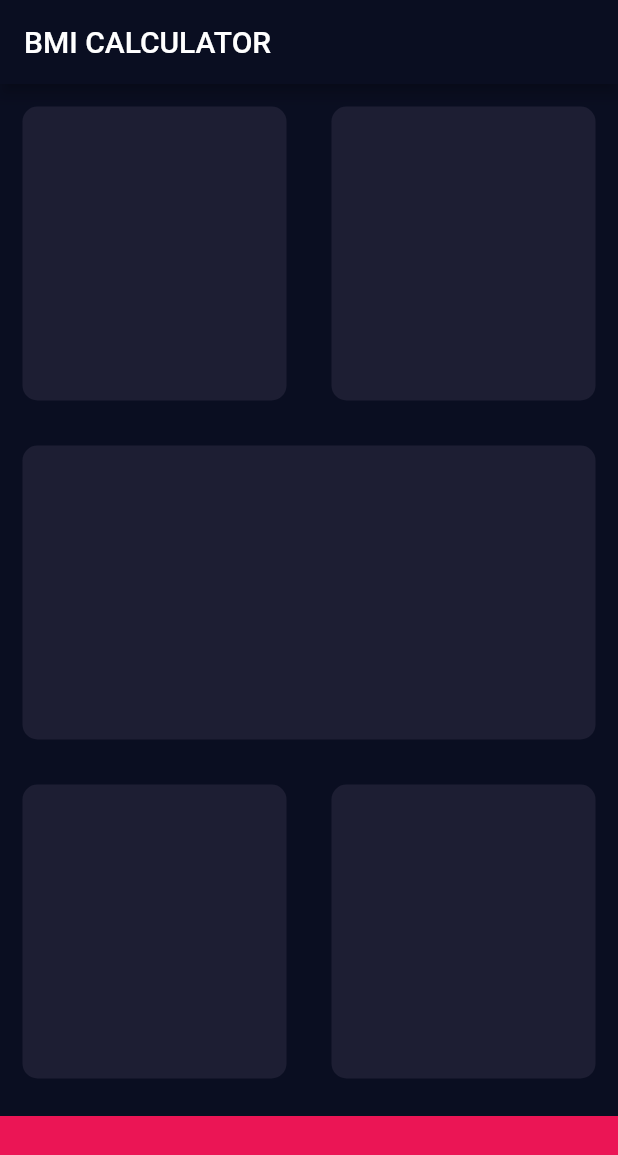
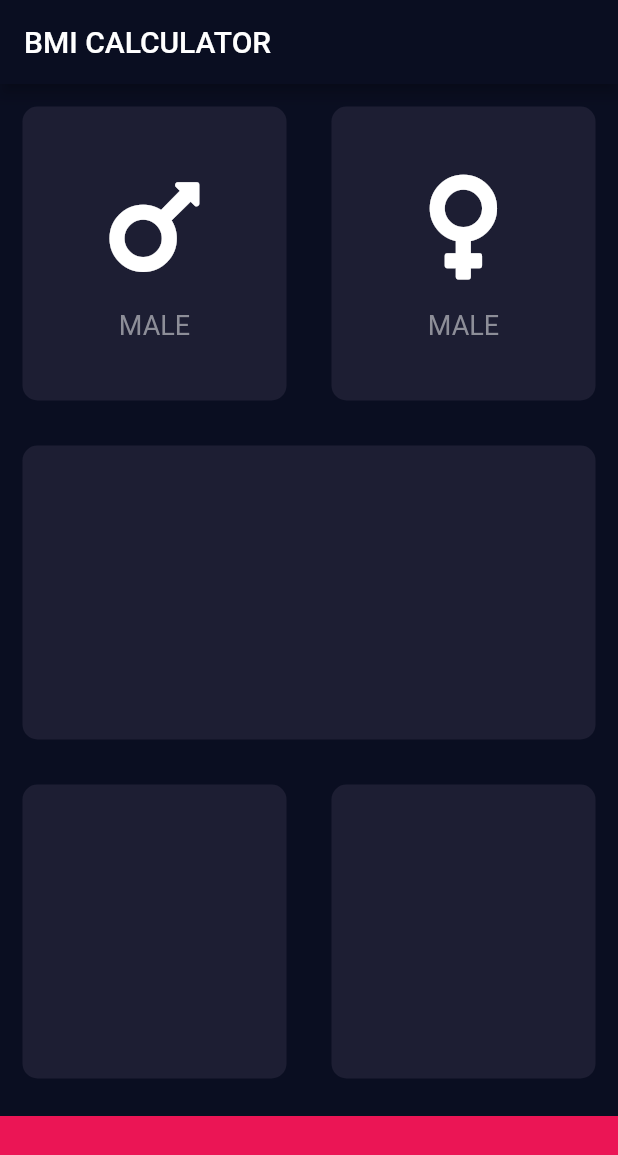
Before and after one commit to n04h/flutter_practice, a Flutter app: the screen it shows after launch, on a phone screen of 412 x 824 dp. Shown: the top 1155 px of the screen. Run offline on Flutter 3.47's test engine with Material 2 defaults, Android fonts, the phone set to English and light mode, and no system bars; our stand-ins replace font_awesome_flutter.

Commit message:
✨ 性別のUIをつくった

```diff
--- a/lib/input_page.dart
+++ b/lib/input_page.dart
@@ -1,4 +1,5 @@
 import 'package:flutter/material.dart';
+import 'package:font_awesome_flutter/font_awesome_flutter.dart';
 
 const bottomContainerHeight = 80.0;
 const activeCardColor = Color(0xFF1D1E33);
@@ -24,30 +25,42 @@ class _InputPageState extends State<InputPage> {
                 Expanded(
                   child: ReusableCard(
                     cardColor: activeCardColor,
+                    cardChild: IconContent(
+                      icon: FontAwesomeIcons.mars,
+                      label: "MALE",
+                    ),
                   ),
                 ),
                 Expanded(
                   child: ReusableCard(
                     cardColor: activeCardColor,
-                )),
+                    cardChild: IconContent(
+                      icon: FontAwesomeIcons.venus,
+                      label: "FEMALE",
+                    ),
+                  ),
+                ),
               ],
             ),
           ),
           Expanded(
             child: ReusableCard(
               cardColor: activeCardColor,
-          )),
+            ),
+          ),
           Expanded(
             child: Row(
               children: <Widget>[
                 Expanded(
                   child: ReusableCard(
                     cardColor: activeCardColor,
-                )),
+                  ),
+                ),
                 Expanded(
                   child: ReusableCard(
                     cardColor: activeCardColor,
-                )),
+                  ),
+                ),
               ],
             ),
           ),
@@ -63,12 +76,41 @@ class _InputPageState extends State<InputPage> {
   }
 }
 
+class IconContent extends StatelessWidget {
+  IconContent({this.icon, this.label});
+
+  final IconData icon;
+  final String label;
+
+  @override
+  Widget build(BuildContext context) {
+    return Column(
+      mainAxisAlignment: MainAxisAlignment.center,
+      children: <Widget>[
+        Icon(
+          icon,
+          size: 80.0,
+        ),
+        SizedBox(
+          height: 15,
+        ),
+        Text(
+          'MALE',
+          style: TextStyle(
+            fontSize: 18,
+            color: Color(0xFF8D8E98),
+          ),
+        )
+      ],
+    );
+  }
+}
+
 class ReusableCard extends StatelessWidget {
-  ReusableCard({@required this.cardColor});
+  ReusableCard({@required this.cardColor, this.cardChild});
 
-  // const も不変にできるが、コンパイル時に値が計算されたものに固定されるため、
-  // 今回のような場合はfinalを使う必要がある
   final Color cardColor;
+  final Widget cardChild;
 
   @override
   Widget build(BuildContext context) {
@@ -78,6 +120,7 @@ class ReusableCard extends StatelessWidget {
         color: cardColor,
         borderRadius: BorderRadius.circular(10.0),
       ),
+      child: cardChild,
     );
   }
 }
--- a/pubspec.yaml
+++ b/pubspec.yaml
@@ -10,6 +10,7 @@ dependencies:
     sdk: flutter
 
   cupertino_icons: ^0.1.3
+  font_awesome_flutter: ^8.8.1
 
 dev_dependencies:
   flutter_test:
```
Also changed, not shown: pubspec.lock. Lines whose indentation alone changed are shown as unchanged.
